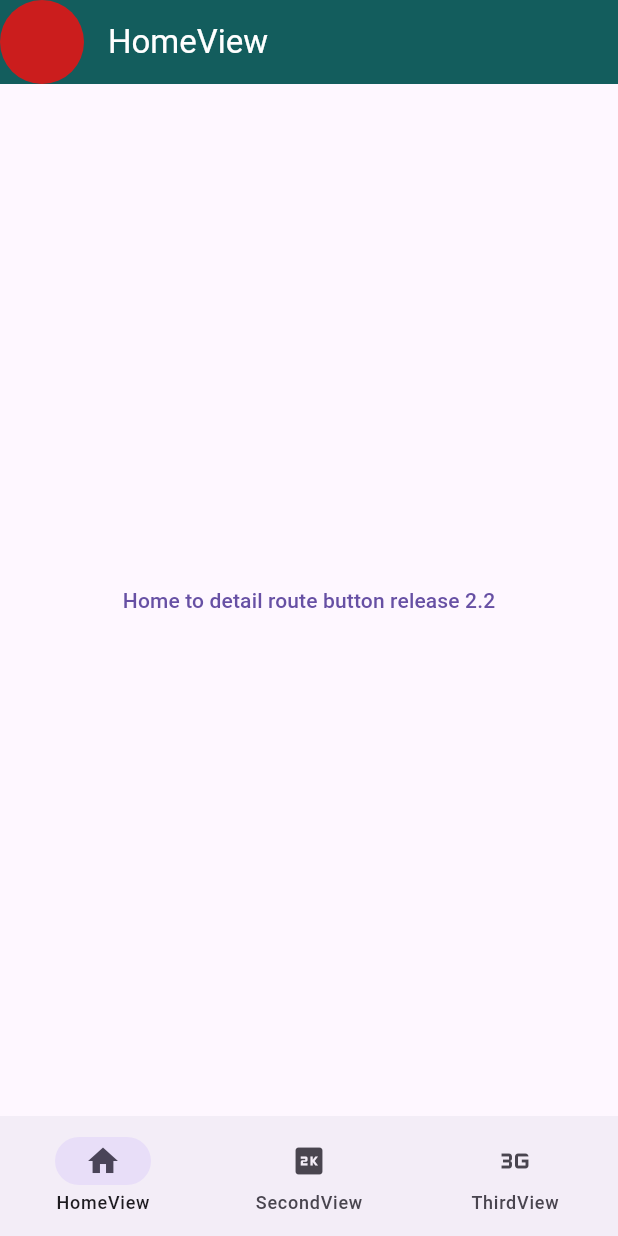
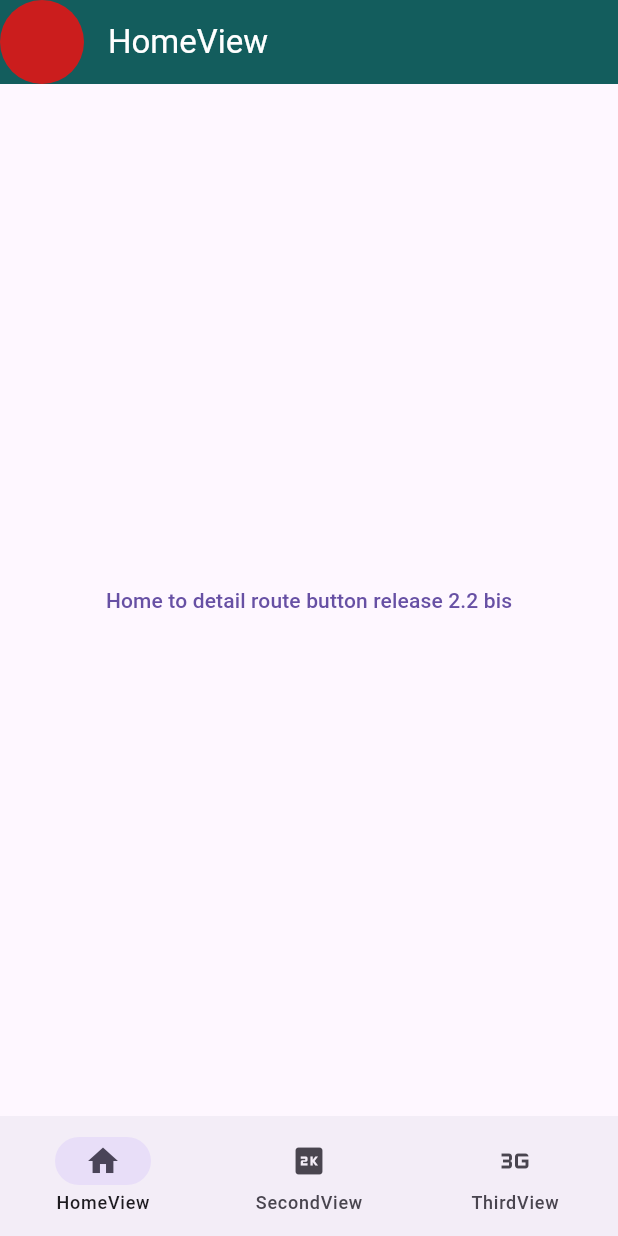
Before and after one commit to Slupshi/poc_navigation, a Flutter app: the screen it shows after launch, on a phone screen of 412 x 824 dp. Run offline on Flutter 3.47's test engine with Material 3 defaults, Android fonts, the light colour scheme and no system bars; our stand-ins replace go_router.

Commit message:
Push release 2.2 num 2

```diff
--- a/lib/screens/home_view.dart
+++ b/lib/screens/home_view.dart
@@ -12,7 +12,7 @@ class HomeView extends StatelessWidget {
       hasLeadingAvatar: true,
       body: Center(
         child: TextButton(
-          child: const Text("Home to detail route button release 2.2"),
+          child: const Text("Home to detail route button release 2.2 bis"),
           onPressed: () => const HomeDetailViewRouteData(id: 456).go(context),
         ),
       ),
```
